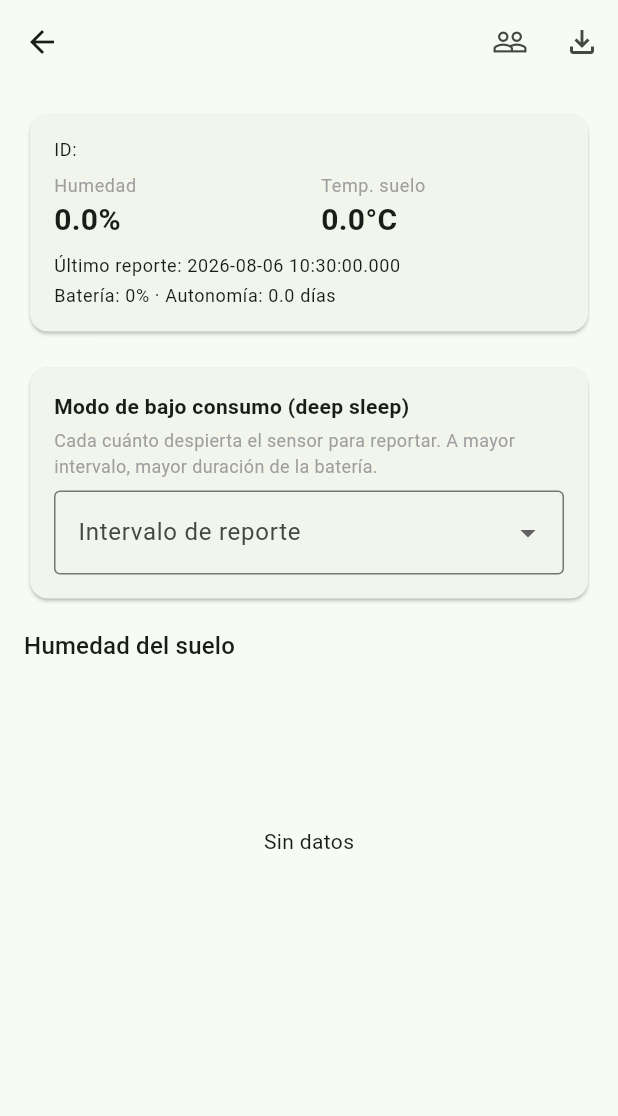
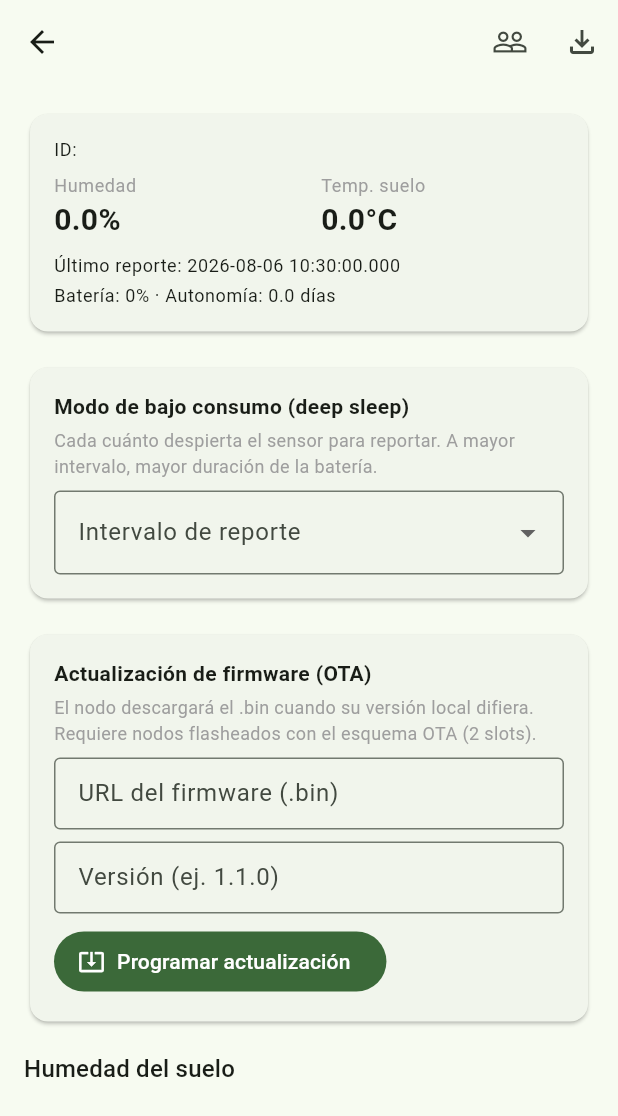
Before and after one commit to lalolpp/medidor-humedad-riego, a Flutter app: the CloudDeviceDetailScreen screen opened directly with empty values, on a phone screen of 412 x 824 dp. Shown: the top 1116 px of the screen. Run offline on Flutter 3.47's test engine with Material 3 defaults, Android fonts, the phone set to English and light mode, and no system bars; our stand-ins replace cloud_firestore, firebase_auth, firebase_core, fl_chart, flutter_blue_plus, share_plus; missing offline and left inert: dart:html; accounts and stored records are empty.

Commit message:
OTA remota para el nodo (firmware+app) y estado del proyecto
- Firmware: ota.cpp (HTTP+Update), partitions_ota.csv (2 slots), env
  esp32dev_ota con ENABLE_OTA; el nodo compara otaVersion con
  FIRMWARE_VERSION y se actualiza solo
- cloud.cpp: cloudFetchOta() lee otaUrl/otaVersion de devices/{id}/config
- App: programar actualización OTA (URL + versión) para dueño/manager
- PROYECTO-ESTADO.md: reescrito con avance completo y pendientes
- Ambos envs compilan OK (OTA 91.1% del slot)

```diff
--- a/app/lib/screens/cloud_device_detail_screen.dart
+++ b/app/lib/screens/cloud_device_detail_screen.dart
@@ -23,6 +23,9 @@ class _CloudDeviceDetailScreenState extends State<CloudDeviceDetailScreen> {
   bool _exporting = false;
   bool _savingInterval = false;
   int? _interval;
+  final _otaUrlController = TextEditingController();
+  final _otaVersionController = TextEditingController();
+  bool _savingOta = false;
 
   static const _intervals = [15, 30, 60, 120, 360, 720];
 
@@ -31,6 +34,13 @@ class _CloudDeviceDetailScreenState extends State<CloudDeviceDetailScreen> {
     super.initState();
     _readingsFuture = _loadReadings();
     _interval = widget.device.intervalMin ?? 30;
+  }
+
+  @override
+  void dispose() {
+    _otaUrlController.dispose();
+    _otaVersionController.dispose();
+    super.dispose();
   }
 
   Future<List<Reading>> _loadReadings() {
@@ -94,6 +104,52 @@ class _CloudDeviceDetailScreenState extends State<CloudDeviceDetailScreen> {
     }
   }
 
+  Future<void> _saveOta() async {
+    final url = _otaUrlController.text.trim();
+    final version = _otaVersionController.text.trim();
+    if (url.isEmpty || !url.startsWith('http')) {
+      ScaffoldMessenger.of(context).showSnackBar(
+        const SnackBar(content: Text('Ingresa la URL del firmware .bin')),
+      );
+      return;
+    }
+    if (version.isEmpty) {
+      ScaffoldMessenger.of(context).showSnackBar(
+        const SnackBar(content: Text('Ingresa la versión del firmware')),
+      );
+      return;
+    }
+    setState(() => _savingOta = true);
+    try {
+      await CloudService.instance.setOtaConfig(
+        widget.device.deviceId,
+        url: url,
+        version: version,
+      );
+      if (!mounted) return;
+      ScaffoldMessenger.of(context).showSnackBar(
+        SnackBar(
+            content:
+                Text('Actualización programada para la versión $version')),
+      );
+    } catch (e) {
+      if (mounted) {
+        ScaffoldMessenger.of(context).showSnackBar(
+          SnackBar(content: Text('Error al programar OTA: $e')),
+        );
+      }
+    } finally {
+      if (mounted) setState(() => _savingOta = false);
+    }
+  }
+
+  bool _canManage(CloudDevice d) {
+    final uid = AuthService.instance.currentUser?.uid;
+    if (d.owner == uid) return true;
+    final email = AuthService.instance.currentUser?.email?.toLowerCase();
+    return email != null && d.shares[email] == 'manager';
+  }
+
   @override
   Widget build(BuildContext context) {
     final d = widget.device;
@@ -128,6 +184,10 @@ class _CloudDeviceDetailScreenState extends State<CloudDeviceDetailScreen> {
           _statusCard(d, suffix),
           const SizedBox(height: 16),
           _intervalCard(d),
+          if (_canManage(d)) ...[
+            const SizedBox(height: 16),
+            _otaCard(d),
+          ],
           const SizedBox(height: 16),
           Text('Humedad del suelo',
               style: Theme.of(context).textTheme.titleMedium),
@@ -327,6 +387,58 @@ class _CloudDeviceDetailScreenState extends State<CloudDeviceDetailScreen> {
     );
   }
 
+  Widget _otaCard(CloudDevice d) {
+    return Card(
+      child: Padding(
+        padding: const EdgeInsets.all(16),
+        child: Column(
+          crossAxisAlignment: CrossAxisAlignment.start,
+          children: [
+            const Text('Actualización de firmware (OTA)',
+                style: TextStyle(fontWeight: FontWeight.w600)),
+            const SizedBox(height: 4),
+            const Text(
+              'El nodo descargará el .bin cuando su versión local difiera. '
+              'Requiere nodos flasheados con el esquema OTA (2 slots).',
+              style: TextStyle(fontSize: 12, color: Colors.grey),
+            ),
+            const SizedBox(height: 8),
+            TextField(
+              controller: _otaUrlController,
+              keyboardType: TextInputType.url,
+              decoration: const InputDecoration(
+                labelText: 'URL del firmware (.bin)',
+                border: OutlineInputBorder(),
+                isDense: true,
+              ),
+            ),
+            const SizedBox(height: 8),
+            TextField(
+              controller: _otaVersionController,
+              decoration: const InputDecoration(
+                labelText: 'Versión (ej. 1.1.0)',
+                border: OutlineInputBorder(),
+                isDense: true,
+              ),
+            ),
+            const SizedBox(height: 8),
+            FilledButton.icon(
+              onPressed: _savingOta ? null : _saveOta,
+              icon: _savingOta
+                  ? const SizedBox(
+                      width: 16,
+                      height: 16,
+                      child: CircularProgressIndicator(strokeWidth: 2),
+                    )
+                  : const Icon(Icons.system_update_alt),
+              label: const Text('Programar actualización'),
+            ),
+          ],
+        ),
+      ),
+    );
+  }
+
   Widget _infiltrationCard(InfiltrationInfo info) {
     final color = info.ratePctPerHour >= 3.0
         ? Colors.red
--- /dev/null
+++ b/firmware/partitions_ota.csv
@@ -0,0 +1,6 @@
+# Name,   Type, SubType, Offset,   Size,     Flags
+nvs,      data, nvs,     0x9000,   0x5000,
+otadata,  data, ota,     0xe000,   0x2000,
+app0,     app,  ota_0,   0x10000,  0x1E0000,
+app1,     app,  ota_1,   0x1F0000, 0x1E0000,
+spiffs,   data, spiffs,  0x3D0000, 0x20000,
```
Also changed, not shown: app/lib/services/cloud_service.dart (+19 -0 lines), 8 other files.
